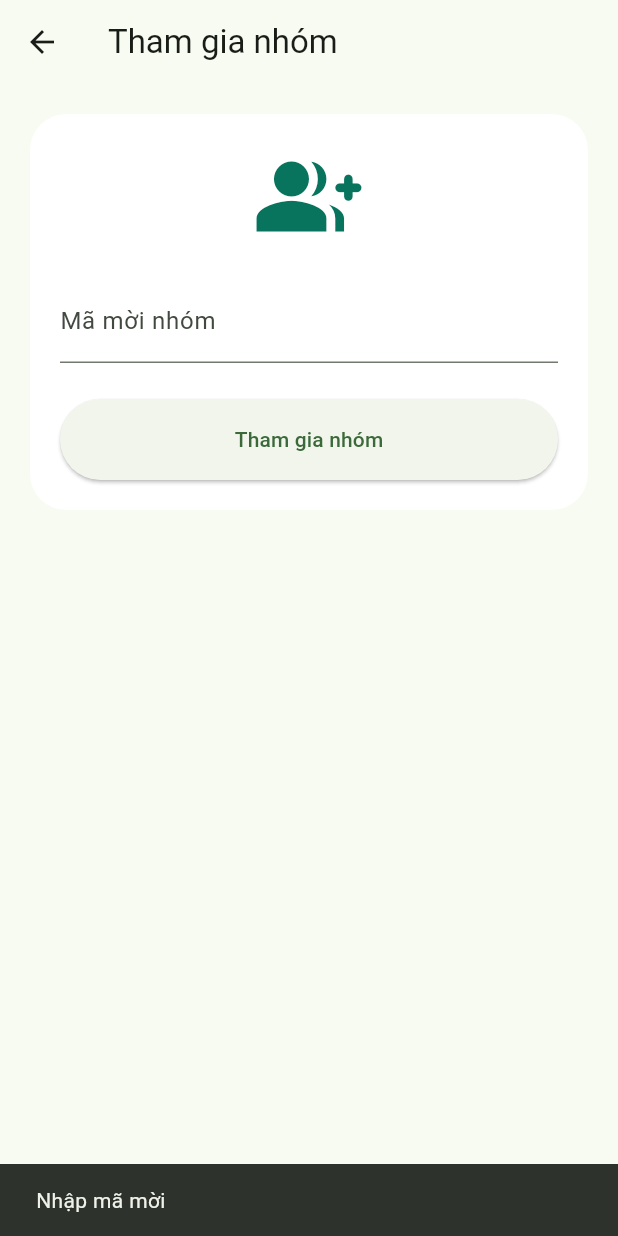
After one commit to KaitoP1912/KCPM, a Flutter app: the JoinHouseholdScreen screen opened directly, after a tap on "Tham gia nhóm", on a phone screen of 412 x 824 dp. The commit adds this screen. Run offline on Flutter 3.47's test engine with Material 3 defaults, Android fonts, the phone set to English and light mode, and no system bars; our stand-ins replace dio, firebase_core, firebase_messaging, google_sign_in, shared_preferences; accounts and stored records are empty; generated files the repository leaves out were written again; network calls fail.

Commit message:
Hoàn thiện module nhóm và tham gia nhóm bằng mã mời

```diff
--- a/mobile/lib/create_household_screen.dart
+++ b/mobile/lib/create_household_screen.dart
@@ -34,8 +34,17 @@ class _CreateHouseholdScreenState extends State<CreateHouseholdScreen> {
     final name = nameController.text.trim();
     final description = descriptionController.text.trim();
 
+    if (isLoading) {
+      return;
+    }
+
     if (name.isEmpty) {
       showMessage('Nhập tên nhóm');
+      return;
+    }
+
+    if (name.length < 3) {
+      showMessage('Tên nhóm tối thiểu 3 ký tự');
       return;
     }
 
--- /dev/null
+++ b/mobile/lib/join_household_screen.dart
@@ -0,0 +1,187 @@
+import 'package:flutter/material.dart';
+
+import 'app_theme.dart';
+import 'household_detail_screen.dart';
+import 'models/household.dart';
+import 'services/api_service.dart';
+
+class JoinHouseholdScreen extends StatefulWidget {
+  const JoinHouseholdScreen({super.key});
+
+  @override
+  State<JoinHouseholdScreen> createState() =>
+      _JoinHouseholdScreenState();
+}
+
+class _JoinHouseholdScreenState
+    extends State<JoinHouseholdScreen> {
+  final inviteCodeController =
+      TextEditingController();
+
+  bool isLoading = false;
+
+  @override
+  void dispose() {
+    inviteCodeController.dispose();
+    super.dispose();
+  }
+
+  Future<void> joinHousehold() async {
+    if (isLoading) return;
+
+    final inviteCode =
+        inviteCodeController.text
+            .trim()
+            .toUpperCase();
+
+    if (inviteCode.isEmpty) {
+      showMessage('Nhập mã mời');
+      return;
+    }
+
+    try {
+      setState(() {
+        isLoading = true;
+      });
+
+      final response =
+          await ApiService.joinHousehold(
+        inviteCode: inviteCode,
+      );
+
+      final household =
+          Household.fromJson(
+        Map<String, dynamic>.from(
+          response['household'],
+        ),
+      );
+
+      if (!mounted) return;
+
+      showMessage(
+        'Tham gia nhóm thành công',
+      );
+
+      Navigator.pushReplacement(
+        context,
+        MaterialPageRoute(
+          builder: (_) =>
+              HouseholdDetailScreen(
+            household: household,
+          ),
+        ),
+      );
+    } catch (e) {
+      showMessage(e.toString());
+    } finally {
+      if (mounted) {
+        setState(() {
+          isLoading = false;
+        });
+      }
+    }
+  }
+
+  void showMessage(String message) {
+    ScaffoldMessenger.of(context)
+        .showSnackBar(
+      SnackBar(
+        content: Text(message),
+      ),
+    );
+  }
+
+  @override
+  Widget build(BuildContext context) {
+    return Scaffold(
+      appBar: AppBar(
+        title: const Text(
+          'Tham gia nhóm',
+        ),
+      ),
+      body: SafeArea(
+        child: Padding(
+          padding:
+              const EdgeInsets.all(20),
+          child: Column(
+            children: [
+              Container(
+                padding:
+                    const EdgeInsets.all(20),
+                decoration: BoxDecoration(
+                  color: Colors.white,
+                  borderRadius:
+                      BorderRadius.circular(
+                    24,
+                  ),
+                ),
+                child: Column(
+                  children: [
+                    const Icon(
+                      Icons.group_add_rounded,
+                      size: 70,
+                      color: AppColors.primary,
+                    ),
+
+                    const SizedBox(
+                      height: 20,
+                    ),
+
+                    TextField(
+                      controller:
+                          inviteCodeController,
+                      textCapitalization:
+                          TextCapitalization
+                              .characters,
+                      enabled: !isLoading,
+                      decoration:
+                          const InputDecoration(
+                        labelText:
+                            'Mã mời nhóm',
+                        hintText:
+                            'Ví dụ: A1B2C3D4',
+                      ),
+                    ),
+
+                    const SizedBox(
+                      height: 24,
+                    ),
+
+                    SizedBox(
+                      width:
+                          double.infinity,
+                      height: 54,
+                      child:
+                          ElevatedButton(
+                        onPressed:
+                            isLoading
+                                ? null
+                                : joinHousehold,
+                        child:
+                            isLoading
+                                ? const SizedBox(
+                                    width: 22,
+                                    height: 22,
+                                    child:
+                                        CircularProgressIndicator(
+                                      strokeWidth:
+                                          2.4,
+                                      color:
+                                          Colors.white,
+                                    ),
+                                  )
+                                : const Text(
+                                    'Tham gia nhóm',
+                                  ),
+                      ),
+                    ),
+                  ],
+                ),
+              ),
+            ],
+          ),
+        ),
+      ),
+    );
+  }
+}
--- a/mobile/lib/models/household.dart
+++ b/mobile/lib/models/household.dart
@@ -2,24 +2,55 @@ import 'member.dart';
 
 class Household {
   final String id;
+
   final String name;
+
   final String description;
+
+  final String inviteCode;
+
+  final String avatarUrl;
+
+  final bool isActive;
+
   final List<HouseholdMember> members;
 
   Household({
     required this.id,
     required this.name,
     required this.description,
+    required this.inviteCode,
+    required this.avatarUrl,
+    required this.isActive,
     required this.members,
   });
 
-  factory Household.fromJson(Map<String, dynamic> json) {
+  factory Household.fromJson(
+    Map<String, dynamic> json,
+  ) {
     return Household(
       id: json['id']?.toString() ?? '',
-      name: json['name'] ?? '',
-      description: json['description'] ?? '',
+
+      name: json['name']?.toString() ?? '',
+
+      description:
+          json['description']?.toString() ?? '',
+
+      inviteCode:
+          json['invite_code']?.toString() ?? '',
+
+      avatarUrl:
+          json['avatar_url']?.toString() ?? '',
+
+      isActive:
+          json['is_active'] ?? true,
+
       members: (json['members'] as List? ?? [])
-          .map((item) => HouseholdMember.fromJson(item))
+          .map(
+            (item) => HouseholdMember.fromJson(
+              Map<String, dynamic>.from(item),
+            ),
+          )
           .toList(),
     );
   }
--- a/mobile/lib/services/api_service.dart
+++ b/mobile/lib/services/api_service.dart
@@ -662,4 +662,26 @@ class ApiService {
 
     return 'Đã có lỗi xảy ra.';
   }
+
+  static Future<Map<String, dynamic>>
+      joinHousehold({
+    required String inviteCode,
+  }) async {
+    try {
+      final response = await dio.post(
+        '/households/join/',
+        data: {
+          'invite_code': inviteCode,
+        },
+      );
+
+      return Map<String, dynamic>.from(
+        response.data,
+      );
+    } on DioException catch (e) {
+      throw parseDioException(e);
+    } catch (_) {
+      throw 'Không thể tham gia nhóm';
+    }
+  }
 }
```
Also changed, not shown: mobile/lib/home_screen.dart (+38 -9 lines), mobile/lib/household_detail_screen.dart (+34 -0 lines), 1 other file.
